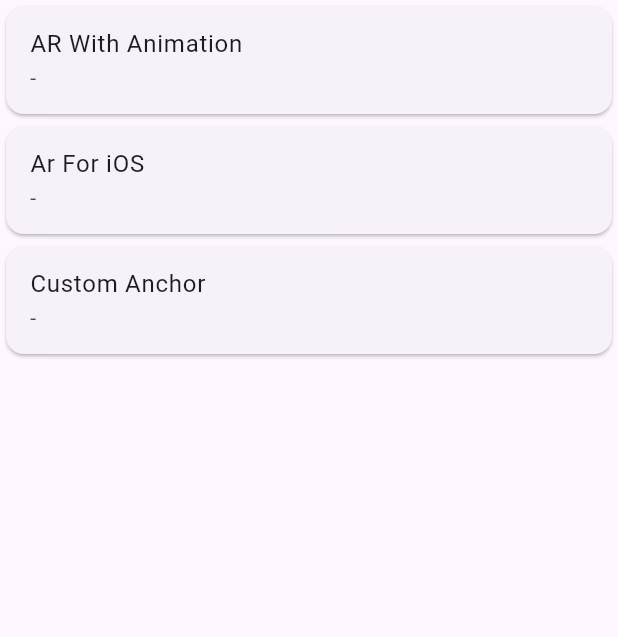
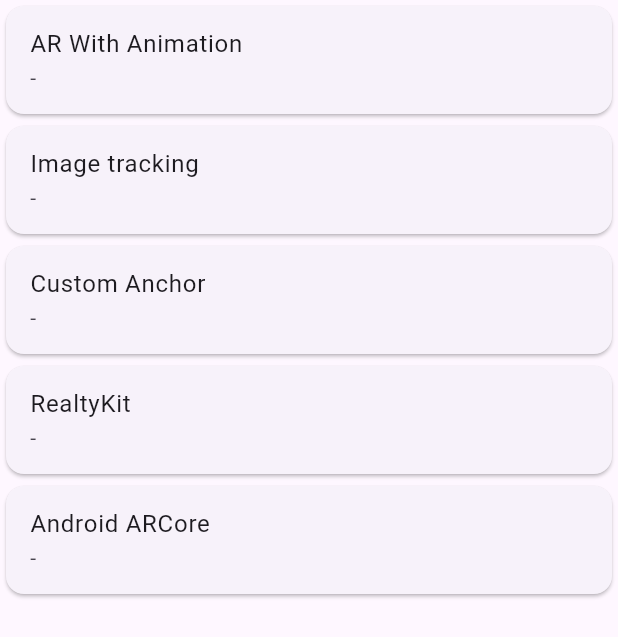
Before and after one commit to RuslanTsitser/ar_kit, a Flutter app: the screen it shows after launch, on a phone screen of 412 x 824 dp. Shown: the top 637 px of the screen. Run offline on Flutter 3.47's test engine with Material 3 defaults, Android fonts, the phone set to English and light mode, and no system bars; our stand-ins replace logger; missing offline and left inert: arcore_flutter_plugin, arkit_plugin.

Commit message:
for android

```diff
--- a/lib/main.dart
+++ b/lib/main.dart
@@ -1,4 +1,5 @@
 import 'package:ar_kit/features/ar_add_anchor.dart';
+import 'package:ar_kit/features/ar_core_android.dart';
 import 'package:ar_kit/features/ar_with_animation.dart';
 import 'package:ar_kit/features/simple_ar_kit.dart';
 import 'package:flutter/material.dart';
@@ -22,7 +23,7 @@
 }
 
 class ExampleList extends StatelessWidget {
-  const ExampleList({Key? key}) : super(key: key);
+  const ExampleList({super.key});
 
   @override
   Widget build(BuildContext context) {
@@ -42,7 +43,7 @@
         ),
         ExampleCard(
           example: Example(
-            'Ar For iOS',
+            'Image tracking',
             '-',
             () => Navigator.push(
               context,
@@ -60,6 +61,30 @@
               context,
               MaterialPageRoute(
                 builder: (context) => const ArAddAnchor(),
+              ),
+            ),
+          ),
+        ),
+        ExampleCard(
+          example: Example(
+            'RealtyKit',
+            '-',
+            () => Navigator.push(
+              context,
+              MaterialPageRoute(
+                builder: (context) => const ArAddAnchor(),
+              ),
+            ),
+          ),
+        ),
+        ExampleCard(
+          example: Example(
+            'Android ARCore',
+            '-',
+            () => Navigator.push(
+              context,
+              MaterialPageRoute(
+                builder: (context) => const ArDrawingAndroidScreen(),
               ),
             ),
           ),
```
Also changed, not shown: lib/features/ar_core_android.dart (added, +129 -0 lines), 2 other files.
